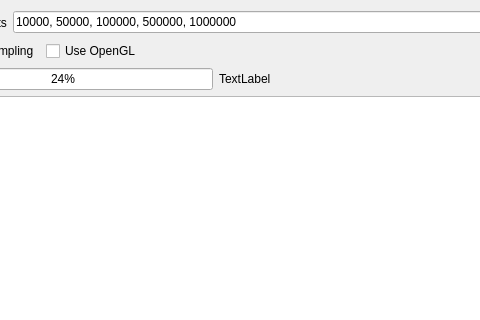
Before: the Qt Designer form benchmark/performance/PerformanceTestWidget.ui in czyt1988/QIm, drawn with Qt 5; both pictures show x 98 to 578 and y 0 to 320 of the 1192 by 859 pixel window.
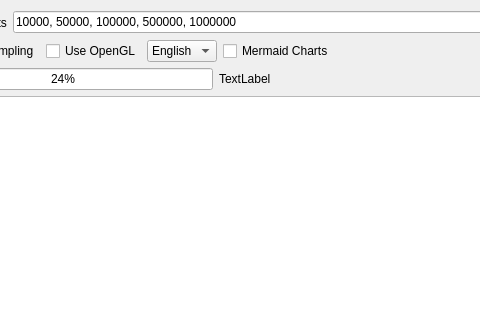
After: the same form once the commit is applied.

Commit message: feat(benchmark): add language/Mermaid options to widget UI

What changed in the file:
```diff
--- a/benchmark/performance/PerformanceTestWidget.ui
+++ b/benchmark/performance/PerformanceTestWidget.ui
@@ -71,6 +71,27 @@
        </property>
       </widget>
      </item>
+      <item>
+       <widget class="QComboBox" name="comboBoxLanguage">
+        <item>
+         <property name="text">
+          <string>English</string>
+         </property>
+        </item>
+        <item>
+         <property name="text">
+          <string>中文</string>
+         </property>
+        </item>
+       </widget>
+      </item>
+      <item>
+       <widget class="QCheckBox" name="checkBoxIncludeMermaid">
+        <property name="text">
+         <string>Mermaid Charts</string>
+        </property>
+       </widget>
+      </item>
      <item>
       <spacer name="horizontalSpacer">
        <property name="orientation">
```
Lines whose indentation alone changed are shown as unchanged. The commit also changes 1 other file.
